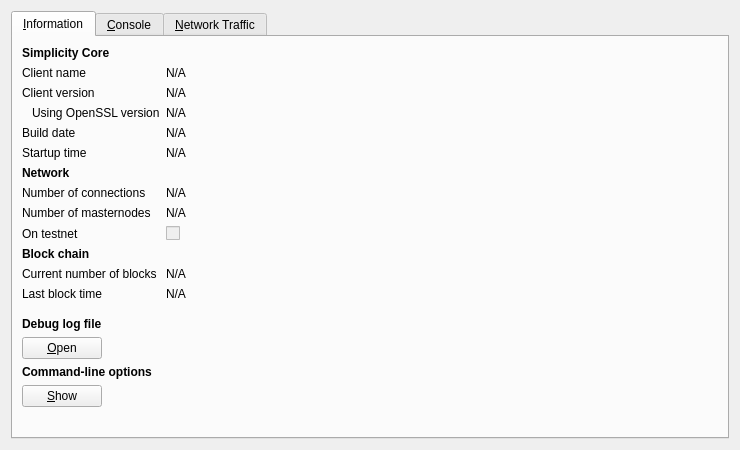
Above: src/qt/forms/rpcconsole.ui from SimplicityDev2018/Simplicity before the change. Below: the same form after it.
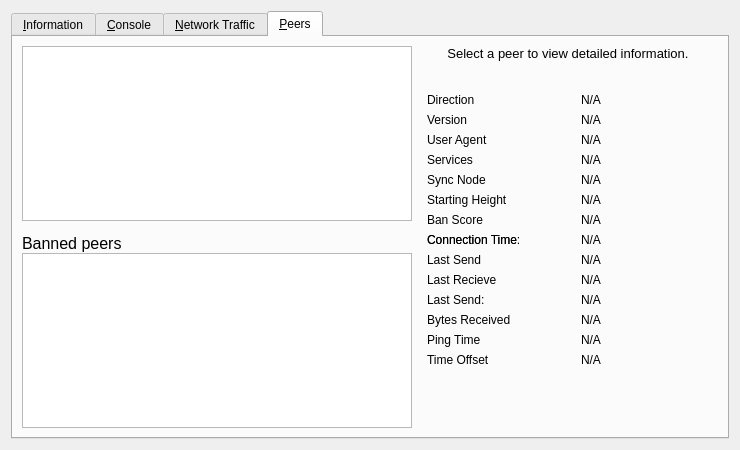
That is the form after the change. Icons and pictures are not drawn. Custom widgets are drawn as their Qt base class.

The edit to the form file:
```diff
--- a/src/qt/forms/rpcconsole.ui
+++ b/src/qt/forms/rpcconsole.ui
@@ -1,7 +1,7 @@
 <?xml version="1.0" encoding="UTF-8"?>
 <ui version="4.0">
  <class>RPCConsole</class>
- <widget class="QDialog" name="RPCConsole">
+ <widget class="QWidget" name="RPCConsole">
   <property name="geometry">
    <rect>
     <x>0</x>
@@ -17,7 +17,7 @@
    <item>
     <widget class="QTabWidget" name="tabWidget">
      <property name="currentIndex">
-      <number>0</number>
+      <number>3</number>
      </property>
      <widget class="QWidget" name="tab_info">
       <attribute name="title">
@@ -724,6 +724,484 @@
        </item>
       </layout>
      </widget>
+     <widget class="QWidget" name="tab_peers">
+      <attribute name="title">
+       <string>&amp;Peers</string>
+      </attribute>
+      <layout class="QGridLayout" name="gridLayout_2">
+       <item row="0" column="0" rowspan="2">
+        <layout class="QVBoxLayout" name="verticalLayout_101">
+         <property name="spacing">
+          <number>0</number>
+         </property>
+         <item>
+          <widget class="QTableView" name="peerWidget">
+           <property name="horizontalScrollBarPolicy">
+            <enum>Qt::ScrollBarAsNeeded</enum>
+           </property>
+           <property name="sortingEnabled">
+            <bool>true</bool>
+           </property>
+           <attribute name="horizontalHeaderHighlightSections">
+            <bool>false</bool>
+           </attribute>
+          </widget>
+         </item>
+         <item>
+          <widget class="QLabel" name="banHeading">
+           <property name="sizePolicy">
+            <sizepolicy hsizetype="Preferred" vsizetype="Minimum">
+             <horstretch>0</horstretch>
+             <verstretch>0</verstretch>
+            </sizepolicy>
+           </property>
+           <property name="minimumSize">
+            <size>
+             <width>300</width>
+             <height>32</height>
+            </size>
+           </property>
+           <property name="maximumSize">
+            <size>
+             <width>16777215</width>
+             <height>32</height>
+            </size>
+           </property>
+           <property name="font">
+            <font>
+             <pointsize>12</pointsize>
+            </font>
+           </property>
+           <property name="cursor">
+            <cursorShape>IBeamCursor</cursorShape>
+           </property>
+           <property name="text">
+            <string>Banned peers</string>
+           </property>
+           <property name="alignment">
+            <set>Qt::AlignBottom|Qt::AlignLeading|Qt::AlignLeft</set>
+           </property>
+           <property name="wordWrap">
+            <bool>true</bool>
+           </property>
+           <property name="textInteractionFlags">
+            <set>Qt::NoTextInteraction</set>
+           </property>
+          </widget>
+         </item>
+         <item>
+          <widget class="QTableView" name="banlistWidget">
+           <property name="sizePolicy">
+            <sizepolicy hsizetype="Expanding" vsizetype="Expanding">
+             <horstretch>0</horstretch>
+             <verstretch>0</verstretch>
+            </sizepolicy>
+           </property>
+           <property name="horizontalScrollBarPolicy">
+            <enum>Qt::ScrollBarAsNeeded</enum>
+           </property>
+           <property name="sortingEnabled">
+            <bool>true</bool>
+           </property>
+           <attribute name="horizontalHeaderHighlightSections">
+            <bool>false</bool>
+           </attribute>
+          </widget>
+         </item>
+        </layout>
+       </item>
+       <item row="0" column="1">
+        <widget class="QLabel" name="peerHeading">
+         <property name="sizePolicy">
+          <sizepolicy hsizetype="Preferred" vsizetype="Minimum">
+           <horstretch>0</horstretch>
+           <verstretch>0</verstretch>
+          </sizepolicy>
+         </property>
+         <property name="minimumSize">
+          <size>
+           <width>300</width>
+           <height>32</height>
+          </size>
+         </property>
+         <property name="font">
+          <font>
+           <pointsize>10</pointsize>
+          </font>
+         </property>
+         <property name="cursor">
+          <cursorShape>IBeamCursor</cursorShape>
+         </property>
+         <property name="text">
+          <string>Select a peer to view detailed information.</string>
+         </property>
+         <property name="alignment">
+          <set>Qt::AlignHCenter|Qt::AlignTop</set>
+         </property>
+         <property name="wordWrap">
+          <bool>true</bool>
+         </property>
+         <property name="textInteractionFlags">
+          <set>Qt::LinksAccessibleByMouse|Qt::TextSelectableByKeyboard|Qt::TextSelectableByMouse</set>
+         </property>
+        </widget>
+       </item>
+       <item row="1" column="1">
+        <widget class="QWidget" name="detailWidget" native="true">
+         <property name="minimumSize">
+          <size>
+           <width>300</width>
+           <height>0</height>
+          </size>
+         </property>
+         <layout class="QGridLayout" name="gridLayout_3">
+          <item row="0" column="0">
+           <widget class="QLabel" name="label_23">
+            <property name="text">
+             <string>Direction</string>
+            </property>
+           </widget>
+          </item>
+          <item row="0" column="2">
+           <widget class="QLabel" name="peerDirection">
+            <property name="cursor">
+             <cursorShape>IBeamCursor</cursorShape>
+            </property>
+            <property name="text">
+             <string>N/A</string>
+            </property>
+            <property name="textFormat">
+             <enum>Qt::PlainText</enum>
+            </property>
+            <property name="textInteractionFlags">
+             <set>Qt::LinksAccessibleByMouse|Qt::TextSelectableByKeyboard|Qt::TextSelectableByMouse</set>
+            </property>
+           </widget>
+          </item>
+          <item row="1" column="0">
+           <widget class="QLabel" name="label_21">
+            <property name="text">
+             <string>Version</string>
+            </property>
+           </widget>
+          </item>
+          <item row="2" column="0">
+           <widget class="QLabel" name="label_28">
+            <property name="cursor">
+             <cursorShape>IBeamCursor</cursorShape>
+            </property>
+            <property name="text">
+             <string>User Agent</string>
+            </property>
+            <property name="textFormat">
+             <enum>Qt::PlainText</enum>
+            </property>
+            <property name="textInteractionFlags">
+             <set>Qt::LinksAccessibleByMouse|Qt::TextSelectableByKeyboard|Qt::TextSelectableByMouse</set>
+            </property>
+           </widget>
+          </item>
+          <item row="2" column="2">
+           <widget class="QLabel" name="peerSubversion">
+            <property name="cursor">
+             <cursorShape>IBeamCursor</cursorShape>
+            </property>
+            <property name="text">
+             <string>N/A</string>
+            </property>
+            <property name="textFormat">
+             <enum>Qt::PlainText</enum>
+            </property>
+            <property name="textInteractionFlags">
+             <set>Qt::LinksAccessibleByMouse|Qt::TextSelectableByKeyboard|Qt::TextSelectableByMouse</set>
+            </property>
+           </widget>
+          </item>
+          <item row="3" column="0">
+           <widget class="QLabel" name="label_4">
+            <property name="text">
+             <string>Services</string>
+            </property>
+           </widget>
+          </item>
+          <item row="3" column="2">
+           <widget class="QLabel" name="peerServices">
+            <property name="cursor">
+             <cursorShape>IBeamCursor</cursorShape>
+            </property>
+            <property name="text">
+             <string>N/A</string>
+            </property>
+            <property name="textFormat">
+             <enum>Qt::PlainText</enum>
+            </property>
+            <property name="textInteractionFlags">
+             <set>Qt::LinksAccessibleByMouse|Qt::TextSelectableByKeyboard|Qt::TextSelectableByMouse</set>
+            </property>
+           </widget>
+          </item>
+          <item row="8" column="0">
+           <widget class="QLabel" name="label_22">
+            <property name="text">
+             <string>Connection Time:</string>
+            </property>
+           </widget>
+          </item>
+          <item row="4" column="0">
+           <widget class="QLabel" name="label_25">
+            <property name="text">
+             <string>Sync Node</string>
+            </property>
+           </widget>
+          </item>
+          <item row="4" column="2">
+           <widget class="QLabel" name="peerSyncNode">
+            <property name="cursor">
+             <cursorShape>IBeamCursor</cursorShape>
+            </property>
+            <property name="text">
+             <string>N/A</string>
+            </property>
+            <property name="textFormat">
+             <enum>Qt::PlainText</enum>
+            </property>
+            <property name="textInteractionFlags">
+             <set>Qt::LinksAccessibleByMouse|Qt::TextSelectableByKeyboard|Qt::TextSelectableByMouse</set>
+            </property>
+           </widget>
+          </item>
+          <item row="5" column="0">
+           <widget class="QLabel" name="label_29">
+            <property name="text">
+             <string>Starting Height</string>
+            </property>
+           </widget>
+          </item>
+          <item row="5" column="2">
+           <widget class="QLabel" name="peerHeight">
+            <property name="cursor">
+             <cursorShape>IBeamCursor</cursorShape>
+            </property>
+            <property name="text">
+             <string>N/A</string>
+            </property>
+            <property name="textFormat">
+             <enum>Qt::PlainText</enum>
+            </property>
+            <property name="textInteractionFlags">
+             <set>Qt::LinksAccessibleByMouse|Qt::TextSelectableByKeyboard|Qt::TextSelectableByMouse</set>
+            </property>
+           </widget>
+          </item>
+          <item row="7" column="0">
+           <widget class="QLabel" name="label_24">
+            <property name="text">
+             <string>Ban Score</string>
+            </property>
+           </widget>
+          </item>
+          <item row="7" column="2">
+           <widget class="QLabel" name="peerBanScore">
+            <property name="cursor">
+             <cursorShape>IBeamCursor</cursorShape>
+            </property>
+            <property name="text">
+             <string>N/A</string>
+            </property>
+            <property name="textFormat">
+             <enum>Qt::PlainText</enum>
+            </property>
+            <property name="textInteractionFlags">
+             <set>Qt::LinksAccessibleByMouse|Qt::TextSelectableByKeyboard|Qt::TextSelectableByMouse</set>
+            </property>
+           </widget>
+          </item>
+          <item row="8" column="0">
+           <widget class="QLabel" name="label_22">
+            <property name="text">
+             <string>Connection Time</string>
+            </property>
+           </widget>
+          </item>
+          <item row="8" column="2">
+           <widget class="QLabel" name="peerConnTime">
+            <property name="cursor">
+             <cursorShape>IBeamCursor</cursorShape>
+            </property>
+            <property name="text">
+             <string>N/A</string>
+            </property>
+            <property name="textFormat">
+             <enum>Qt::PlainText</enum>
+            </property>
+            <property name="textInteractionFlags">
+             <set>Qt::LinksAccessibleByMouse|Qt::TextSelectableByKeyboard|Qt::TextSelectableByMouse</set>
+            </property>
+           </widget>
+          </item>
+          <item row="9" column="0">
+           <widget class="QLabel" name="label_15">
+            <property name="text">
+             <string>Last Send</string>
+            </property>
+           </widget>
+          </item>
+          <item row="9" column="2">
+           <widget class="QLabel" name="peerLastSend">
+            <property name="cursor">
+             <cursorShape>IBeamCursor</cursorShape>
+            </property>
+            <property name="text">
+             <string>N/A</string>
+            </property>
+            <property name="textFormat">
+             <enum>Qt::PlainText</enum>
+            </property>
+            <property name="textInteractionFlags">
+             <set>Qt::LinksAccessibleByMouse|Qt::TextSelectableByKeyboard|Qt::TextSelectableByMouse</set>
+            </property>
+           </widget>
+          </item>
+          <item row="10" column="0">
+           <widget class="QLabel" name="label_19">
+            <property name="text">
+             <string>Last Recieve</string>
+            </property>
+           </widget>
+          </item>
+          <item row="10" column="2">
+           <widget class="QLabel" name="peerLastRecv">
+            <property name="cursor">
+             <cursorShape>IBeamCursor</cursorShape>
+            </property>
+            <property name="text">
+             <string>N/A</string>
+            </property>
+            <property name="textFormat">
+             <enum>Qt::PlainText</enum>
+            </property>
+            <property name="textInteractionFlags">
+             <set>Qt::LinksAccessibleByMouse|Qt::TextSelectableByKeyboard|Qt::TextSelectableByMouse</set>
+            </property>
+           </widget>
+          </item>
+          <item row="11" column="0">
+           <widget class="QLabel" name="label_18">
+            <property name="text">
+             <string>Last Send:</string>
+            </property>
+           </widget>
+          </item>
+          <item row="11" column="2">
+           <widget class="QLabel" name="peerBytesSent">
+            <property name="cursor">
+             <cursorShape>IBeamCursor</cursorShape>
+            </property>
+            <property name="text">
+             <string>N/A</string>
+            </property>
+            <property name="textFormat">
+             <enum>Qt::PlainText</enum>
+            </property>
+            <property name="textInteractionFlags">
+             <set>Qt::LinksAccessibleByMouse|Qt::TextSelectableByKeyboard|Qt::TextSelectableByMouse</set>
+            </property>
+           </widget>
+          </item>
+          <item row="12" column="0">
+           <widget class="QLabel" name="label_20">
+            <property name="text">
+             <string>Bytes Received</string>
+            </property>
+           </widget>
+          </item>
+          <item row="12" column="2">
+           <widget class="QLabel" name="peerBytesRecv">
+            <property name="cursor">
+             <cursorShape>IBeamCursor</cursorShape>
+            </property>
+            <property name="text">
+             <string>N/A</string>
+            </property>
+            <property name="textFormat">
+             <enum>Qt::PlainText</enum>
+            </property>
+            <property name="textInteractionFlags">
+             <set>Qt::LinksAccessibleByMouse|Qt::TextSelectableByKeyboard|Qt::TextSelectableByMouse</set>
+            </property>
+           </widget>
+          </item>
+          <item row="13" column="0">
+           <widget class="QLabel" name="label_26">
+            <property name="text">
+             <string>Ping Time</string>
+            </property>
+           </widget>
+          </item>
+          <item row="13" column="2">
+           <widget class="QLabel" name="peerPingTime">
+            <property name="cursor">
+             <cursorShape>IBeamCursor</cursorShape>
+            </property>
+            <property name="text">
+             <string>N/A</string>
+            </property>
+            <property name="textFormat">
+             <enum>Qt::PlainText</enum>
+            </property>
+            <property name="textInteractionFlags">
+             <set>Qt::LinksAccessibleByMouse|Qt::TextSelectableByKeyboard|Qt::TextSelectableByMouse</set>
+            </property>
+           </widget>
+          </item>
+          <item row="14" column="0">
+           <widget class="QLabel" name="label_timeoffset">
+            <property name="text">
+             <string>Time Offset</string>
+            </property>
+           </widget>
+          </item>
+          <item row="14" column="2">
+           <widget class="QLabel" name="timeoffset">
+            <property name="cursor">
+             <cursorShape>IBeamCursor</cursorShape>
+            </property>
+            <property name="text">
+             <string>N/A</string>
+            </property>
+            <property name="textFormat">
+             <enum>Qt::PlainText</enum>
+            </property>
+            <property name="textInteractionFlags">
+             <set>Qt::LinksAccessibleByMouse|Qt::TextSelectableByKeyboard|Qt::TextSelectableByMouse</set>
+            </property>
+           </widget>
+          </item>
+          <item row="15" column="1">
+           <spacer name="verticalSpacer_3">
+            <property name="orientation">
+             <enum>Qt::Vertical</enum>
+            </property>
+            <property name="sizeHint" stdset="0">
+             <size>
+              <width>20</width>
+              <height>40</height>
+             </size>
+            </property>
+           </spacer>
+          </item>
+          <item row="1" column="2">
+           <widget class="QLabel" name="peerVersion">
+            <property name="text">
+             <string>N/A</string>
+            </property>
+           </widget>
+          </item>
+         </layout>
+        </widget>
+       </item>
+      </layout>
+     </widget>
     </widget>
    </item>
   </layout>
```
Left out of the diff: 2 changed lines with no effect on the pictures.
